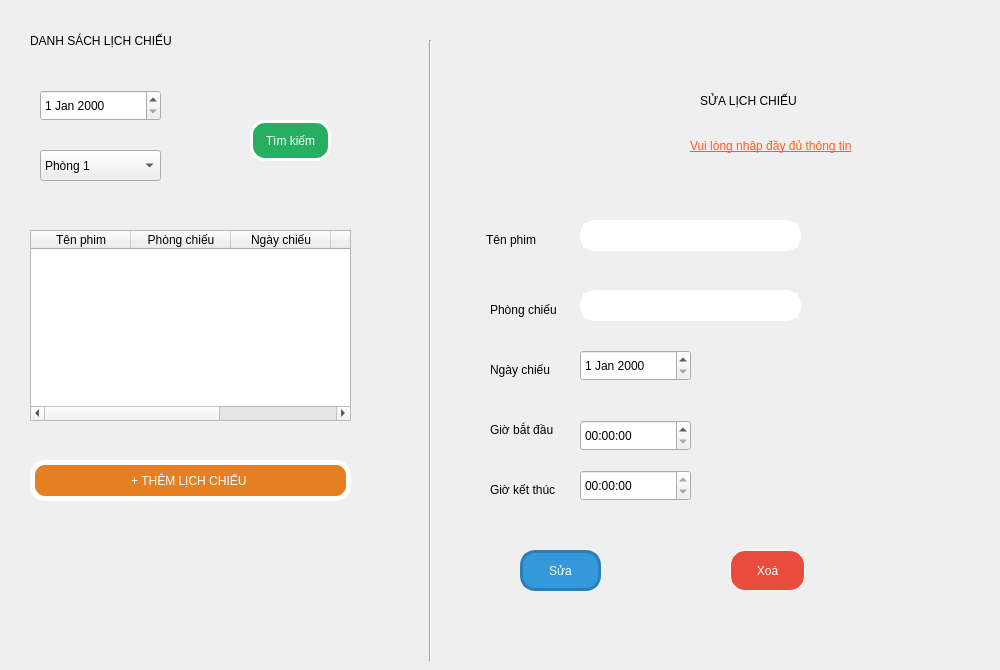
Before: the Qt Designer form src/view/admin/lichchieu/info_lichchieu.ui in dangchien2003/QL_BanVePhim, drawn with Qt 5.
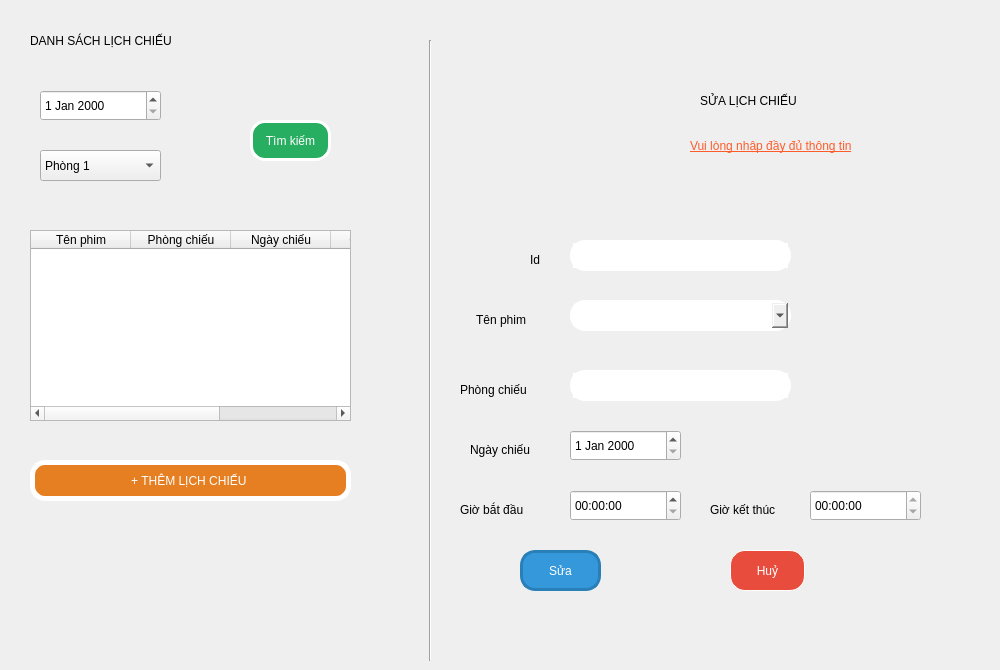
After: the same form once the commit is applied. Icons and pictures are not drawn.

Diff of the .ui file:
```diff
--- a/src/view/admin/lichchieu/info_lichchieu.ui
+++ b/src/view/admin/lichchieu/info_lichchieu.ui
@@ -72,9 +72,9 @@
    <widget class="QLabel" name="label_3">
     <property name="geometry">
      <rect>
-      <x>486</x>
-      <y>230</y>
-      <width>61</width>
+      <x>476</x>
+      <y>310</y>
+      <width>81</width>
       <height>20</height>
      </rect>
     </property>
@@ -88,8 +88,8 @@
    <widget class="QLabel" name="label_4">
     <property name="geometry">
      <rect>
-      <x>490</x>
-      <y>300</y>
+      <x>460</x>
+      <y>380</y>
       <width>91</width>
       <height>20</height>
      </rect>
@@ -104,8 +104,8 @@
    <widget class="QLabel" name="label_5">
     <property name="geometry">
      <rect>
-      <x>490</x>
-      <y>360</y>
+      <x>470</x>
+      <y>440</y>
       <width>81</width>
       <height>20</height>
      </rect>
@@ -120,9 +120,9 @@
    <widget class="QLabel" name="label_6">
     <property name="geometry">
      <rect>
-      <x>490</x>
-      <y>420</y>
-      <width>81</width>
+      <x>460</x>
+      <y>500</y>
+      <width>91</width>
       <height>20</height>
      </rect>
     </property>
@@ -136,9 +136,9 @@
    <widget class="QLabel" name="label_7">
     <property name="geometry">
      <rect>
-      <x>490</x>
-      <y>480</y>
-      <width>81</width>
+      <x>710</x>
+      <y>500</y>
+      <width>91</width>
       <height>20</height>
      </rect>
     </property>
@@ -186,36 +186,14 @@
  color: #ffffff;</string>
     </property>
     <property name="text">
-     <string>Xoá</string>
-    </property>
-   </widget>
-   <widget class="QTextEdit" name="txt_tenphim">
-    <property name="geometry">
-     <rect>
-      <x>580</x>
-      <y>220</y>
-      <width>221</width>
-      <height>31</height>
-     </rect>
-    </property>
-    <property name="styleSheet">
-     <string notr="true">font: 10pt &quot;MS Shell Dlg 2&quot;;
-border: 3px solid white ; /* Đường viền đen dày 2px */
-border-radius: 15px;</string>
-    </property>
-    <property name="html">
-     <string>&lt;!DOCTYPE HTML PUBLIC &quot;-//W3C//DTD HTML 4.0//EN&quot; &quot;http://www.w3.org/TR/REC-html40/strict.dtd&quot;&gt;
-&lt;html&gt;&lt;head&gt;&lt;meta name=&quot;qrichtext&quot; content=&quot;1&quot; /&gt;&lt;style type=&quot;text/css&quot;&gt;
-p, li { white-space: pre-wrap; }
-&lt;/style&gt;&lt;/head&gt;&lt;body style=&quot; font-family:'MS Shell Dlg 2'; font-size:10pt; font-weight:400; font-style:normal;&quot;&gt;
-&lt;p style=&quot;-qt-paragraph-type:empty; margin-top:0px; margin-bottom:0px; margin-left:0px; margin-right:0px; -qt-block-indent:0; text-indent:0px; font-size:8.25pt;&quot;&gt;&lt;br /&gt;&lt;/p&gt;&lt;/body&gt;&lt;/html&gt;</string>
+     <string>Huỷ</string>
     </property>
    </widget>
    <widget class="QTextEdit" name="txt_phongchieu">
     <property name="geometry">
      <rect>
-      <x>580</x>
-      <y>290</y>
+      <x>570</x>
+      <y>370</y>
       <width>221</width>
       <height>31</height>
      </rect>
@@ -226,14 +204,14 @@
 border-radius: 15px;</string>
     </property>
     <property name="readOnly">
-     <bool>false</bool>
+     <bool>true</bool>
     </property>
    </widget>
    <widget class="QDateEdit" name="date_ngaychieu">
     <property name="geometry">
      <rect>
-      <x>580</x>
-      <y>350</y>
+      <x>570</x>
+      <y>430</y>
       <width>111</width>
       <height>31</height>
      </rect>
@@ -245,8 +223,8 @@
    <widget class="QTimeEdit" name="time_begin">
     <property name="geometry">
      <rect>
-      <x>580</x>
-      <y>420</y>
+      <x>570</x>
+      <y>490</y>
       <width>111</width>
       <height>31</height>
      </rect>
@@ -255,8 +233,8 @@
    <widget class="QTimeEdit" name="time_end">
     <property name="geometry">
      <rect>
-      <x>580</x>
-      <y>470</y>
+      <x>810</x>
+      <y>490</y>
       <width>111</width>
       <height>31</height>
      </rect>
@@ -434,6 +412,62 @@
      <string>Vui lòng nhập đầy đủ thông tin</string>
     </property>
    </widget>
+   <widget class="QTextEdit" name="txt_tenphim_2">
+    <property name="geometry">
+     <rect>
+      <x>570</x>
+      <y>240</y>
+      <width>221</width>
+      <height>31</height>
+     </rect>
+    </property>
+    <property name="styleSheet">
+     <string notr="true">font: 10pt &quot;MS Shell Dlg 2&quot;;
+border: 3px solid white ; /* Đường viền đen dày 2px */
+border-radius: 15px;</string>
+    </property>
+    <property name="readOnly">
+     <bool>true</bool>
+    </property>
+    <property name="html">
+     <string>&lt;!DOCTYPE HTML PUBLIC &quot;-//W3C//DTD HTML 4.0//EN&quot; &quot;http://www.w3.org/TR/REC-html40/strict.dtd&quot;&gt;
+&lt;html&gt;&lt;head&gt;&lt;meta name=&quot;qrichtext&quot; content=&quot;1&quot; /&gt;&lt;style type=&quot;text/css&quot;&gt;
+p, li { white-space: pre-wrap; }
+&lt;/style&gt;&lt;/head&gt;&lt;body style=&quot; font-family:'MS Shell Dlg 2'; font-size:10pt; font-weight:400; font-style:normal;&quot;&gt;
+&lt;p style=&quot;-qt-paragraph-type:empty; margin-top:0px; margin-bottom:0px; margin-left:0px; margin-right:0px; -qt-block-indent:0; text-indent:0px; font-size:8.25pt;&quot;&gt;&lt;br /&gt;&lt;/p&gt;&lt;/body&gt;&lt;/html&gt;</string>
+    </property>
+   </widget>
+   <widget class="QLabel" name="label_11">
+    <property name="geometry">
+     <rect>
+      <x>530</x>
+      <y>250</y>
+      <width>41</width>
+      <height>20</height>
+     </rect>
+    </property>
+    <property name="styleSheet">
+     <string notr="true">font: 10pt &quot;MS Shell Dlg 2&quot;;</string>
+    </property>
+    <property name="text">
+     <string>Id</string>
+    </property>
+   </widget>
+   <widget class="QComboBox" name="combox_tenphim">
+    <property name="geometry">
+     <rect>
+      <x>570</x>
+      <y>300</y>
+      <width>221</width>
+      <height>31</height>
+     </rect>
+    </property>
+    <property name="styleSheet">
+     <string notr="true">border: 3px solid white ; /* Đường viền đen dày 2px */
+font: 10pt &quot;MS Shell Dlg 2&quot;;
+border-radius: 15px;</string>
+    </property>
+   </widget>
   </widget>
  </widget>
  <resources/>
```
